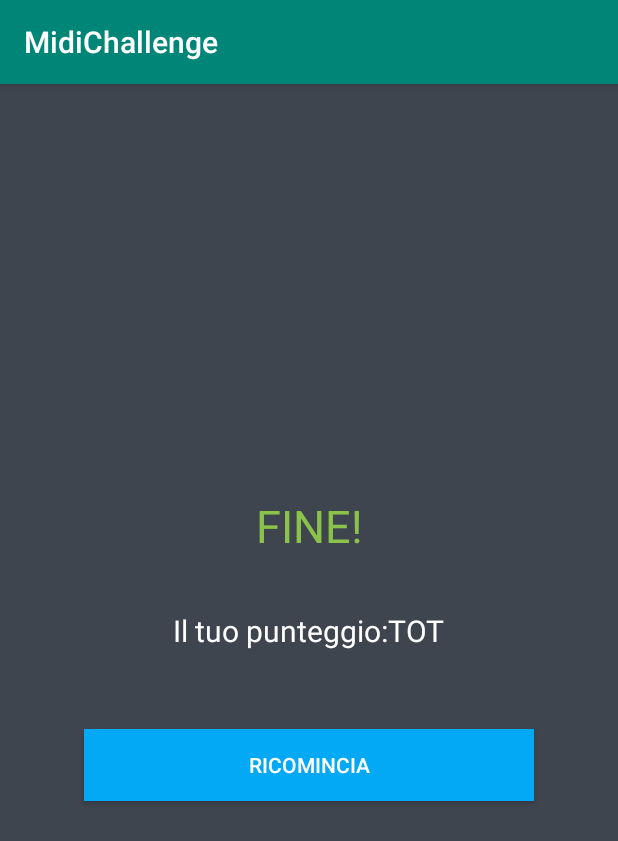
After one commit to therealtod/MidiChallenge, an Android app: the EndGameActivity screen opened directly, with no data from a screen before it, on a phone screen of 412 x 824 dp. The commit adds this screen. Shown: the top 841 px of the screen. Run offline under Robolectric (Android 15) with nearby library versions, the phone set to English and light mode, and no system bars.

Commit message:
EndGameActivity just created, question manager problem fixed

```diff
--- /dev/null
+++ b/app/src/main/java/com/example/midichallenge/EndGameActivity.kt
@@ -0,0 +1,27 @@
+package com.example.midichallenge
+
+import android.content.Intent
+import androidx.appcompat.app.AppCompatActivity
+import android.os.Bundle
+import android.widget.Button
+
+class EndGameActivity : AppCompatActivity() {
+
+    override fun onCreate(savedInstanceState: Bundle?) {
+        super.onCreate(savedInstanceState)
+        setContentView(R.layout.activity_end_game)
+
+        val playAgainButton: Button = findViewById(R.id.playAgainButton)
+
+        playAgainButton.setOnClickListener { view ->
+            val intent = Intent(this, GameActivity::class.java)
+            startActivity(intent)
+        }
+    }
+
+    override fun onBackPressed() {
+        val intent = Intent(this, MainActivity::class.java)
+        startActivity(intent)
+        finish()
+    }
+}
--- a/app/src/main/java/com/example/midichallenge/MainActivity.kt
+++ b/app/src/main/java/com/example/midichallenge/MainActivity.kt
@@ -40,9 +40,8 @@ class MainActivity : AppCompatActivity() {
 
         val button: Button = findViewById(R.id.button)
         button.setOnClickListener { view ->
-            val intent = Intent(this, GameActivity::class.java).apply {
-            }
-            intent.putExtra("CURRENT_QUESTION", 0);
+            val intent = Intent(this, GameActivity::class.java)
+            intent.putExtra("CURRENT_QUESTION", -1)
             startActivity(intent)
         }
     }
--- /dev/null
+++ b/app/src/main/res/layout/activity_end_game.xml
@@ -0,0 +1,53 @@
+<?xml version="1.0" encoding="utf-8"?>
+<LinearLayout xmlns:android="http://schemas.android.com/apk/res/android"
+    xmlns:fbutton="http://schemas.android.com/apk/res-auto"
+    android:layout_width="match_parent"
+    android:layout_height="match_parent"
+    android:background="@color/backgroundColor"
+    android:gravity="center"
+    android:orientation="vertical">
+
+    <TextView
+        android:id="@+id/endGameText"
+        android:layout_width="match_parent"
+        android:layout_height="wrap_content"
+        android:gravity="center"
+        android:text="@string/end_game_text"
+        android:textColor="@color/lightGreen"
+        android:textSize="30sp" />
+
+    <LinearLayout
+        android:layout_width="wrap_content"
+        android:layout_height="wrap_content"
+        android:orientation="horizontal">
+
+        <TextView
+            android:id="@+id/endGameScoreText"
+            android:layout_width="wrap_content"
+            android:layout_height="100dp"
+            android:gravity="center_vertical"
+            android:text="@string/end_game_score_text"
+            android:textColor="@color/white"
+            android:textSize="20sp"/>
+
+        <TextView
+            android:id="@+id/endGameScore"
+            android:layout_width="wrap_content"
+            android:layout_height="100dp"
+            android:gravity="center_vertical"
+            android:text="@string/end_game_score_number"
+            android:textColor="@color/white"
+            android:textSize="20sp"/>
+
+    </LinearLayout>
+
+    <Button
+        android:id="@+id/playAgainButton"
+        android:layout_width="300dp"
+        android:layout_height="wrap_content"
+        android:layout_margin="15dp"
+        android:background="#03A9F4"
+        android:textColor="@color/white"
+        android:text="@string/end_game_play_again_button"/>
+
+</LinearLayout>
--- a/app/src/main/res/layout/dialog_correct.xml
+++ b/app/src/main/res/layout/dialog.xml
@@ -16,11 +16,10 @@
         android:padding="5dp">
 
         <TextView
-            android:id="@+id/correctText"
+            android:id="@+id/responseText"
             android:layout_width="match_parent"
             android:layout_height="wrap_content"
-            android:text="@string/dialog_correct_answer_text"
-            android:textColor="@color/green"
+            android:text=""
             android:gravity="center"
             android:textSize="25sp"/>
     </LinearLayout>
--- a/app/src/main/res/values/strings.xml
+++ b/app/src/main/res/values/strings.xml
@@ -1,4 +1,5 @@
 <resources>
+
     <string name="app_name">MidiChallenge</string>
     <string name="navigation_drawer_open">Open navigation drawer</string>
     <string name="navigation_drawer_close">Close navigation drawer</string>
@@ -18,7 +19,7 @@
     <!--Main activity components-->
     <string name="content_main_play_btn">Start</string>
 
-    <!--Activity game components-->
+    <!--GameActivity components-->
     <string name="game_activity_question_counter_text">Domanda numero:</string>
     <string name="game_activity_suggestion_text">Indizio:</string>
     <string name="game_activity_play_button">Play</string>
@@ -27,8 +28,15 @@
     <string name="number_picker_text">1</string>
     <string name="number_picker_more_button">+</string>
 
-    <!--Dialog game components-->
+    <!--EndGameActivity components-->
+    <string name="end_game_text">FINE!</string>
+    <string name="end_game_score_text">Il tuo punteggio:</string>
+    <string name="end_game_score_number">TOT</string>
+    <string name="end_game_play_again_button">Ricomincia</string>
+
+    <!--Dialog components-->
     <string name="dialog_correct_answer_text">RISPOSTA CORRETTA!</string>
+    <string name="dialog_wrong_answer_text">RISPOSTA SBAGLIATA!</string>
     <string name="dialog_next_button">Continua</string>
 
 </resources>
```
Also changed, not shown: app/src/main/AndroidManifest.xml (+5 -4 lines), app/src/main/java/com/example/midichallenge/GameActivity.kt (+24 -16 lines).
